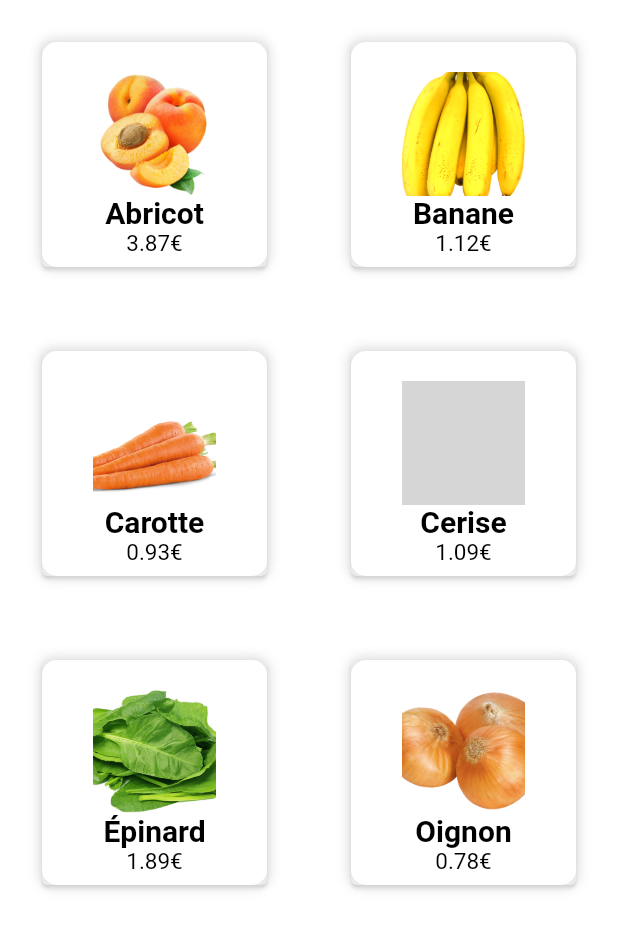
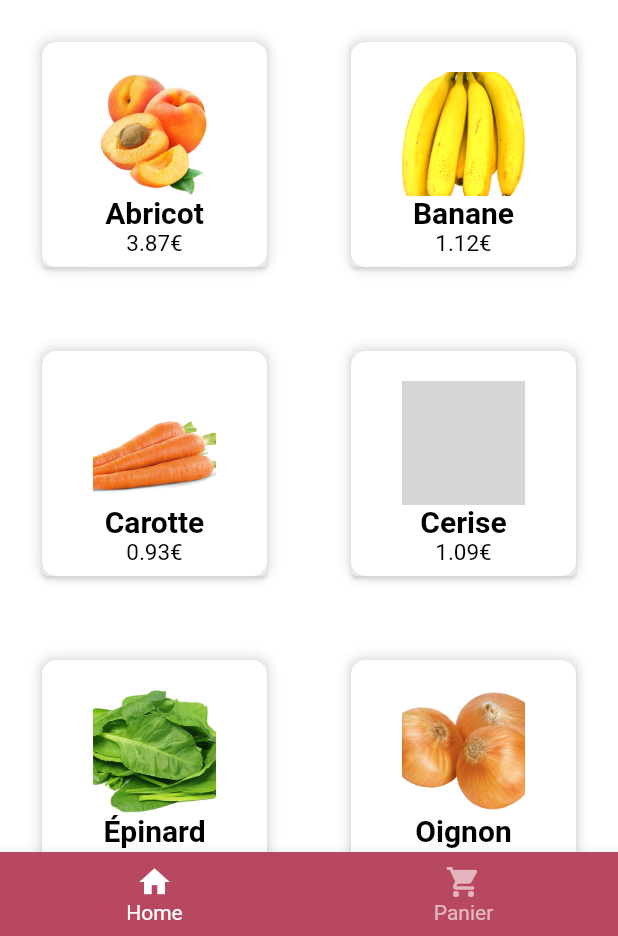
Before and after one commit to EliottClavier/T-DEV-700, a Flutter app: the screen it shows after launch, on a phone screen of 412 x 824 dp, the part 300-1236 px from its top. Run offline on Flutter 3.47's test engine with Material 2 defaults, Android fonts, the light colour scheme and no system bars; our stand-ins replace animate_do; grey boxes are pictures that could not be loaded.

Commit message:
[ADD] navbar

```diff
--- a/shop/lib/screens/listArticles.dart
+++ b/shop/lib/screens/listArticles.dart
@@ -3,6 +3,7 @@ import 'package:animate_do/animate_do.dart';
 import 'package:shop/screens/home.dart';
 import 'package:shop/util/articles.dart';
 import 'package:shop/widgets/article_card.dart';
+import 'package:shop/widgets/navBar.dart';
 
 
 class ListArticles extends StatelessWidget {
@@ -10,7 +11,7 @@ class ListArticles extends StatelessWidget {
   @override
   Widget build(BuildContext context) {
     return MaterialApp(
-      title: 'Flutter Demo',
+      title: 'Liste des articles',
       theme: ThemeData(
         primarySwatch: Colors.blue,
       ),
@@ -34,6 +35,7 @@ class ListArticles extends StatelessWidget {
                   }),
                 ),
               ),
+              const NavBar(),
             ],
           ),
         ),
--- /dev/null
+++ b/shop/lib/widgets/navBar.dart
@@ -0,0 +1,32 @@
+import 'package:flutter/material.dart';
+
+class NavBar extends StatelessWidget {
+  const NavBar({super.key});
+
+
+  @override
+  Widget build(BuildContext context) {
+    return BottomNavigationBar(
+      type: BottomNavigationBarType.fixed,
+      backgroundColor: Color.fromARGB(255, 184, 72, 96),
+      selectedItemColor: Colors.white,
+      unselectedItemColor: Colors.white.withOpacity(.60),
+      selectedFontSize: 14,
+      unselectedFontSize: 14,
+      onTap: (value) {
+        // Respond to item press.
+      },
+      // ignore: prefer_const_literals_to_create_immutables
+      items: [
+        const BottomNavigationBarItem(
+          label: 'Home',
+          icon: Icon(Icons.home),
+        ),
+        const BottomNavigationBarItem(
+          label: 'Panier',
+          icon: Icon(Icons.shopping_cart),
+        ),
+      ],
+    );
+  }
+}
```
